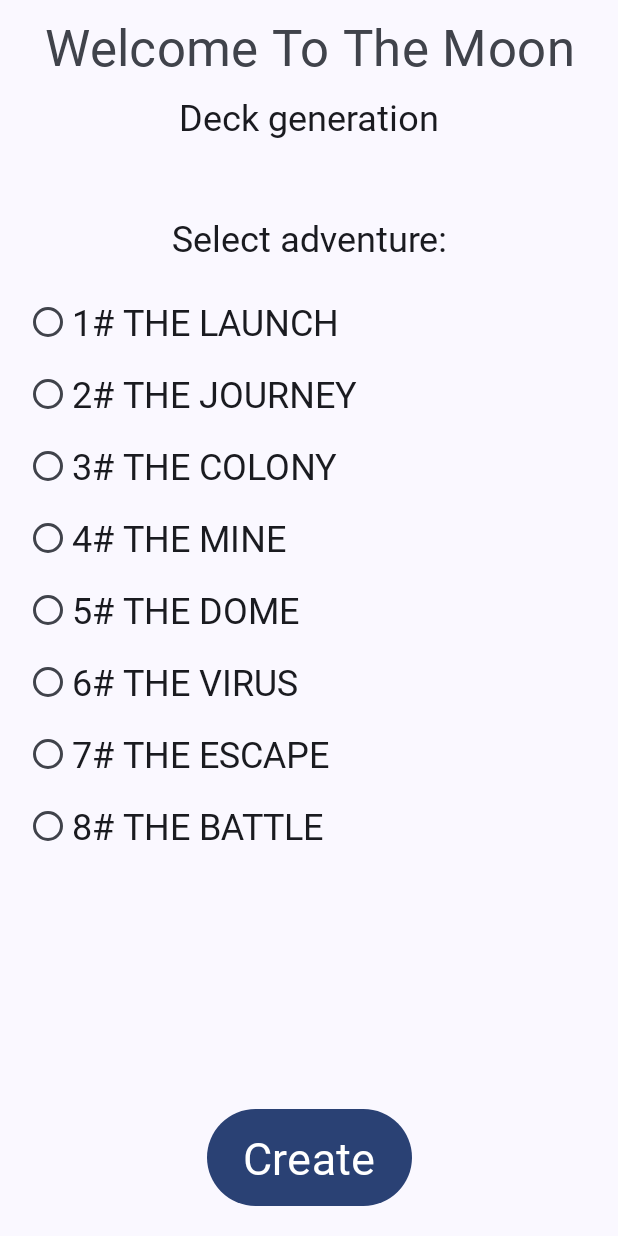
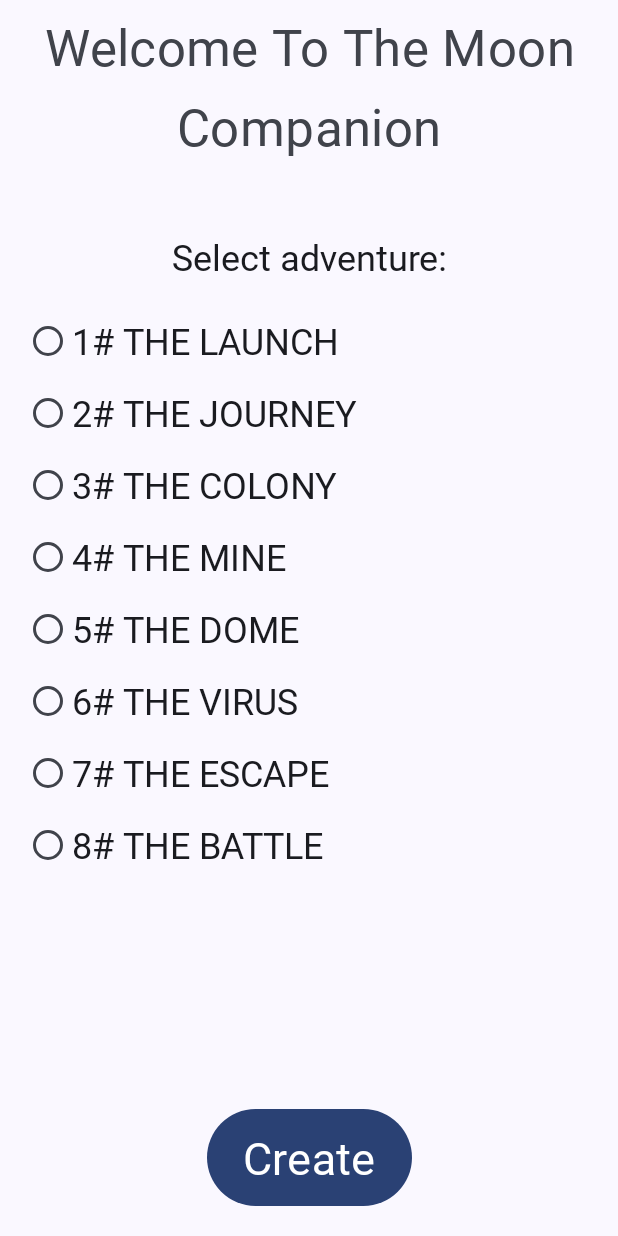
Before and after one commit to crysis74/WelcomeToTheMoonCompanion, an Android app: the screen it shows after launch (MainActivity), on a phone screen of 412 x 824 dp. Run offline under Robolectric (Android 15) with nearby library versions, the phone set to English and light mode, and no system bars; libraries missing offline, so code that uses them is left out: by.kirich1409.viewbindingdelegate; Roboto replaces fonts that are not available here; 8 statements that could not run were skipped.

Commit message:
Change string resource

```diff
--- a/app/src/main/res/layout-land/fmt_game_creation.xml
+++ b/app/src/main/res/layout-land/fmt_game_creation.xml
@@ -29,7 +29,7 @@
         android:fontFamily="@font/mr_chargerg"
         android:gravity="center"
         android:text="@string/game_creation_title"
-        android:textAppearance="@style/TextAppearance.MaterialComponents.Headline5"
+        android:textAppearance="@style/TextAppearance.MaterialComponents.Headline4"
         app:layout_constraintBottom_toTopOf="@+id/generateButton"
         app:layout_constraintEnd_toStartOf="@+id/guideline"
         app:layout_constraintHorizontal_bias="0.5"
--- a/app/src/main/res/layout/fmt_game_creation.xml
+++ b/app/src/main/res/layout/fmt_game_creation.xml
@@ -27,7 +27,7 @@
         android:fontFamily="@font/mr_chargerg"
         android:gravity="center"
         android:text="@string/game_creation_title"
-        android:textAppearance="@style/TextAppearance.MaterialComponents.Headline5"
+        android:textAppearance="@style/TextAppearance.MaterialComponents.Headline4"
         app:layout_constraintEnd_toEndOf="parent"
         app:layout_constraintHorizontal_bias="0.5"
         app:layout_constraintStart_toStartOf="parent"
--- a/app/src/main/res/values/strings.xml
+++ b/app/src/main/res/values/strings.xml
@@ -1,7 +1,7 @@
 <resources>
-    <string name="app_name">Welcome To The Moon Companion</string>
+    <string name="app_name">Moon Companion</string>
     <string name="app_name_title">Welcome To The Moon</string>
-    <string name="game_creation_title">Deck generation</string>
+    <string name="game_creation_title">Companion</string>
     <string name="game_select_field_title">Select adventure:</string>
     <string name="create_deck">Create</string>
     <string name="setting_back">Back</string>
```
Also changed, not shown: 1 other file.
